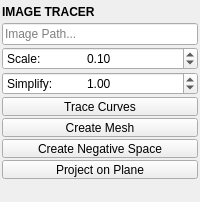
This is mayatk/nurbs_utils/image_tracer.ui in m3trik/mayatk as Qt 5 draws it before an edit. The edited form follows.
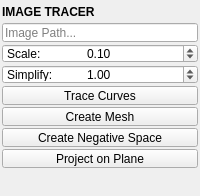
This is the edited form. Custom widgets are drawn as their Qt base class.

```diff
--- a/mayatk/nurbs_utils/image_tracer.ui
+++ b/mayatk/nurbs_utils/image_tracer.ui
@@ -7,7 +7,7 @@
     <x>0</x>
     <y>0</y>
     <width>200</width>
-    <height>182</height>
+    <height>196</height>
    </rect>
   </property>
   <widget class="QWidget" name="central_widget">
@@ -54,6 +54,18 @@
     </item>
     <item>
      <widget class="LineEdit" name="txt000">
+      <property name="minimumSize">
+       <size>
+        <width>0</width>
+        <height>19</height>
+       </size>
+      </property>
+      <property name="maximumSize">
+       <size>
+        <width>16777215</width>
+        <height>19</height>
+       </size>
+      </property>
       <property name="placeholderText">
        <string>Image Path...</string>
       </property>
@@ -61,6 +73,18 @@
     </item>
     <item>
      <widget class="QDoubleSpinBox" name="s000">
+      <property name="minimumSize">
+       <size>
+        <width>0</width>
+        <height>19</height>
+       </size>
+      </property>
+      <property name="maximumSize">
+       <size>
+        <width>16777215</width>
+        <height>19</height>
+       </size>
+      </property>
       <property name="prefix">
        <string>Scale:	</string>
       </property>
@@ -74,6 +98,18 @@
     </item>
     <item>
      <widget class="QDoubleSpinBox" name="s001">
+      <property name="minimumSize">
+       <size>
+        <width>0</width>
+        <height>19</height>
+       </size>
+      </property>
+      <property name="maximumSize">
+       <size>
+        <width>16777215</width>
+        <height>19</height>
+       </size>
+      </property>
       <property name="prefix">
        <string>Simplify:	</string>
       </property>
```
